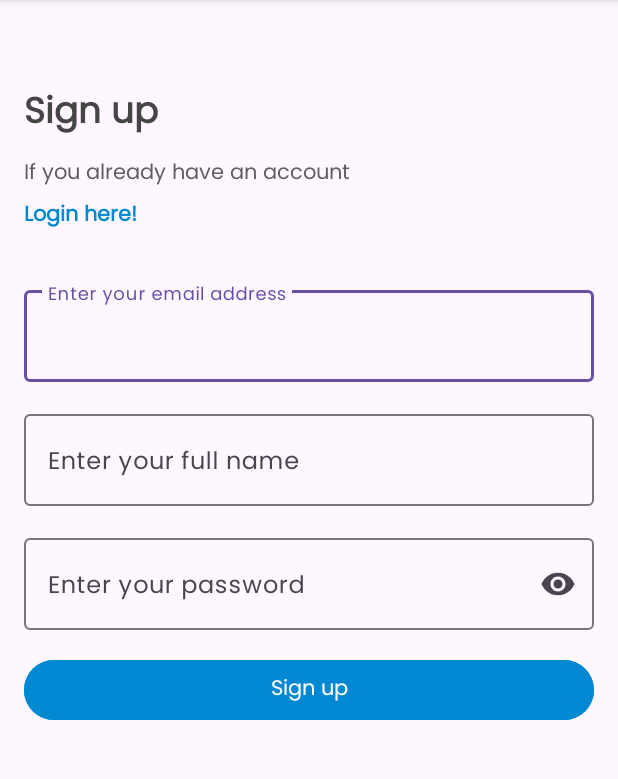
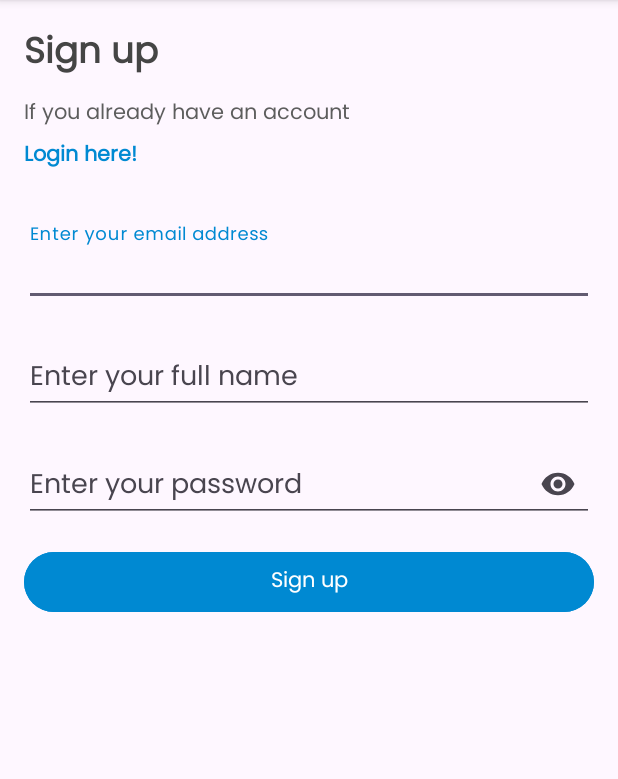
Before and after one commit to C242-PS407/HireMe, an Android app: the RegisterActivity screen opened directly, with no data from a screen before it, on a phone screen of 412 x 824 dp, the part 96-875 px from its top. Run offline under Robolectric (Android 15) with nearby library versions, the phone set to English and light mode, and no system bars.

Commit message:
Fix wrong color at TextInput & Checkbox, finish activity when register is done

```diff
--- a/app/src/main/java/com/example/hireme/ui/register/RegisterActivity.kt
+++ b/app/src/main/java/com/example/hireme/ui/register/RegisterActivity.kt
@@ -27,6 +27,7 @@ class RegisterActivity : AppCompatActivity() {
                 Toast.makeText(this, "Please fill all the fields", Toast.LENGTH_SHORT).show()
             } else {
                 Toast.makeText(this, "Registered successfully!", Toast.LENGTH_SHORT).show()
+                finish()
             }
         }
     }
--- a/app/src/main/res/layout/activity_login.xml
+++ b/app/src/main/res/layout/activity_login.xml
@@ -46,6 +46,7 @@
     <!-- Email Input -->
     <com.google.android.material.textfield.TextInputLayout
         android:id="@+id/til_login_email"
+        android:theme="@style/Theme.HireMe.TextInput"
         android:layout_width="0dp"
         android:layout_height="wrap_content"
         android:layout_marginTop="32dp"
@@ -65,6 +66,7 @@
     <!-- Password Input -->
     <com.google.android.material.textfield.TextInputLayout
         android:id="@+id/til_login_password"
+        android:theme="@style/Theme.HireMe.TextInput"
         android:layout_width="0dp"
         android:layout_height="wrap_content"
         android:layout_marginTop="16dp"
@@ -85,6 +87,7 @@
     <!-- Remember Me -->
     <CheckBox
         android:id="@+id/cb_login_remember_me"
+        android:theme="@style/Theme.HireMe.TextInput"
         android:layout_width="wrap_content"
         android:layout_height="wrap_content"
         android:layout_marginTop="16dp"
--- a/app/src/main/res/layout/activity_register.xml
+++ b/app/src/main/res/layout/activity_register.xml
@@ -14,7 +14,6 @@
         style="@style/Theme.HireMe.TextTitle"
         android:layout_width="wrap_content"
         android:layout_height="wrap_content"
-        android:layout_marginTop="40dp"
         android:text="@string/sign_up"
         android:textSize="24sp"
         app:layout_constraintTop_toTopOf="parent"
@@ -47,6 +46,7 @@
     <!-- Email Input -->
     <com.google.android.material.textfield.TextInputLayout
         android:id="@+id/til_register_email"
+        android:theme="@style/Theme.HireMe.TextInput"
         android:layout_width="0dp"
         android:layout_height="wrap_content"
         android:layout_marginTop="32dp"
@@ -66,6 +66,7 @@
     <!-- Name Input -->
     <com.google.android.material.textfield.TextInputLayout
         android:id="@+id/til_register_name"
+        android:theme="@style/Theme.HireMe.TextInput"
         android:layout_width="0dp"
         android:layout_height="wrap_content"
         android:layout_marginTop="16dp"
@@ -85,6 +86,7 @@
     <!-- Password Input -->
     <com.google.android.material.textfield.TextInputLayout
         android:id="@+id/til_register_password"
+        android:theme="@style/Theme.HireMe.TextInput"
         android:layout_width="0dp"
         android:layout_height="wrap_content"
         android:layout_marginTop="16dp"
--- a/app/src/main/res/values/themes.xml
+++ b/app/src/main/res/values/themes.xml
@@ -45,4 +45,8 @@
     <style name="Theme.HireMe.Button" parent="Theme.HireMe">
         <item name="android:backgroundTint">@color/blue_600</item>
     </style>
+
+    <style name="Theme.HireMe.TextInput" parent="Theme.HireMe">
+        <item name="colorPrimary">@color/blue_600</item>
+    </style>
 </resources>
```
